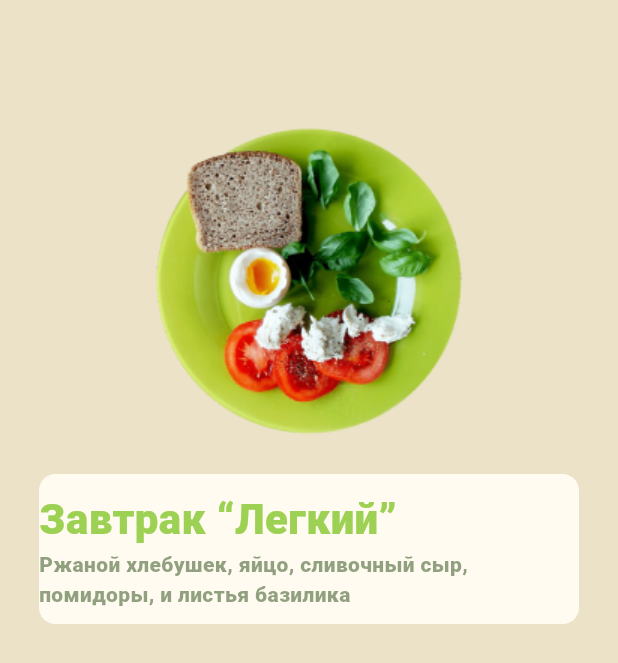
After one commit to Nekori228/Lime, a Flutter app: the ItemPage screen opened directly, on a phone screen of 412 x 824 dp. The commit adds this screen. Shown: the top 663 px of the screen. Run offline on Flutter 3.47's test engine with Material 3 defaults, Android fonts, the phone set to English and light mode, and no system bars; our stand-ins replace badges, flutter_map, flutter_svg, google_fonts, latlong2, shared_preferences; accounts and stored records are empty.

Commit message:
Add same pages

```diff
--- /dev/null
+++ b/lib/pages/itemPage.dart
@@ -0,0 +1,54 @@
+import 'package:flutter/cupertino.dart';
+import 'package:flutter/material.dart';
+
+class ItemPage extends StatelessWidget {
+  const ItemPage({Key? key}) : super(key: key);
+
+  @override
+  Widget build(BuildContext context) {
+    return Scaffold(
+      backgroundColor: Color(0xFFEBE2C7),
+      appBar: AppBar(
+        backgroundColor: Color(0xFFEBE2C7),
+      ),
+      body: SafeArea(
+        child: Column(
+          children: [
+            Image.asset("assets/photo/eat2.png", width: 260, height: 260),
+            Center(
+              child: Container(
+                width: 360,
+                height: 100,
+                decoration: BoxDecoration(
+                    borderRadius: BorderRadius.circular(11),
+                    color: Color(0xFFFFFBF0)),
+                child: Column(
+                  crossAxisAlignment: CrossAxisAlignment.start,
+                  mainAxisAlignment: MainAxisAlignment.center,
+                  children: [
+                    Text(
+                      "Завтрак “Легкий”",
+                      style: TextStyle(
+                        color: Color(0xFF9DD153),
+                        fontWeight: FontWeight.w800,
+                        fontSize: 28,
+                      ),
+                    ),
+                    Text(
+                      "Ржаной хлебушек, яйцо, сливочный сыр, помидоры, и листья базилика",
+                      style: TextStyle(
+                        color: Color(0xFF476533).withOpacity(0.6),
+                        fontWeight: FontWeight.w800,
+                        fontSize: 14,
+                      ),
+                    ),
+                  ],
+                ),
+              ),
+            )
+          ],
+        ),
+      ),
+    );
+  }
+}
--- a/pubspec.yaml
+++ b/pubspec.yaml
@@ -42,6 +42,9 @@ dependencies:
   shared_preferences: ^2.1.0
   url_launcher: ^6.0.12
   flutter_phone_direct_caller: ^2.1.1
+  flutter_map: ^6.1.0
+  latlong2: ^0.9.1
+  flutter_map_marker_popup: ^6.1.2
 
 dev_dependencies:
   flutter_test:
```
Also changed, not shown: lib/pages/locate.dart (+13 -6 lines), lib/pages/mapPage.dart (added, +104 -0 lines), lib/pages/menu.dart (+12 -1 lines), pubspec.lock.
